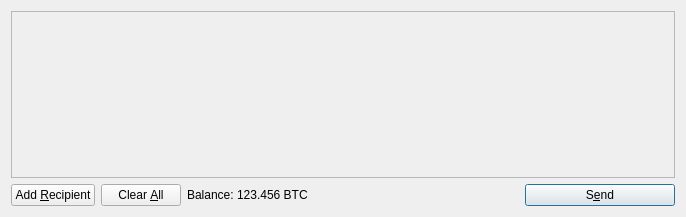
Above: src/qt/forms/sendcoinsdialog.ui from cryptogenicbonds/CryptoBullion-CBX before the change. Below: the same form after it.
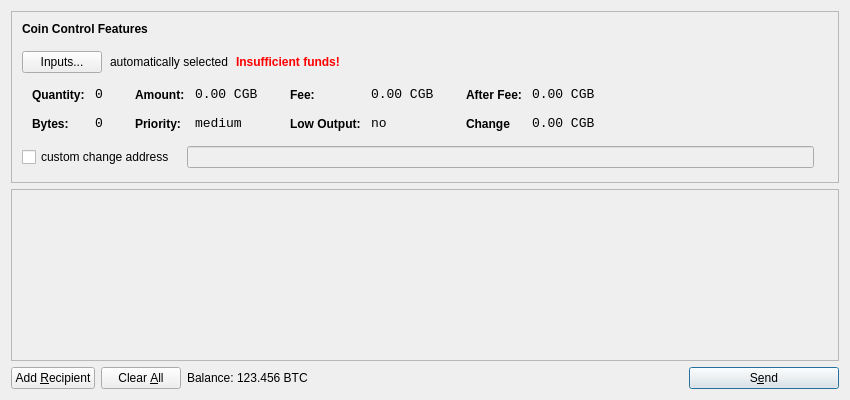
That is the form after the change. Icons and pictures are not drawn.

Commit message: Add coin control support.

```diff
--- a/src/qt/forms/sendcoinsdialog.ui
+++ b/src/qt/forms/sendcoinsdialog.ui
@@ -6,14 +6,612 @@
    <rect>
     <x>0</x>
     <y>0</y>
-    <width>686</width>
-    <height>217</height>
+    <width>850</width>
+    <height>400</height>
    </rect>
   </property>
   <property name="windowTitle">
    <string>Send Coins</string>
   </property>
   <layout class="QVBoxLayout" name="verticalLayout">
+   <item>
+    <widget class="QFrame" name="frameCoinControl">
+     <property name="sizePolicy">
+      <sizepolicy hsizetype="Expanding" vsizetype="Expanding">
+       <horstretch>0</horstretch>
+       <verstretch>0</verstretch>
+      </sizepolicy>
+     </property>
+     <property name="maximumSize">
+      <size>
+       <width>16777215</width>
+       <height>16777215</height>
+      </size>
+     </property>
+     <property name="frameShape">
+      <enum>QFrame::StyledPanel</enum>
+     </property>
+     <property name="frameShadow">
+      <enum>QFrame::Sunken</enum>
+     </property>
+     <layout class="QVBoxLayout" name="verticalLayoutCoinControl2">
+      <property name="spacing">
+       <number>6</number>
+      </property>
+      <property name="leftMargin">
+       <number>0</number>
+      </property>
+      <property name="topMargin">
+       <number>0</number>
+      </property>
+      <property name="rightMargin">
+       <number>0</number>
+      </property>
+      <property name="bottomMargin">
+       <number>6</number>
+      </property>
+      <item>
+       <layout class="QVBoxLayout" name="verticalLayoutCoinControl" stretch="0,0,0,0,1">
+        <property name="spacing">
+         <number>0</number>
+        </property>
+        <property name="leftMargin">
+         <number>10</number>
+        </property>
+        <property name="topMargin">
+         <number>10</number>
+        </property>
+        <item>
+         <layout class="QHBoxLayout" name="horizontalLayoutCoinControl1">
+          <property name="bottomMargin">
+           <number>15</number>
+          </property>
+          <item>
+           <widget class="QLabel" name="labelCoinControlFeatures">
+            <property name="sizePolicy">
+             <sizepolicy hsizetype="Preferred" vsizetype="Maximum">
+              <horstretch>0</horstretch>
+              <verstretch>0</verstretch>
+             </sizepolicy>
+            </property>
+            <property name="font">
+             <font>
+              <weight>75</weight>
+              <bold>true</bold>
+             </font>
+            </property>
+            <property name="styleSheet">
+             <string notr="true">font-weight:bold;</string>
+            </property>
+            <property name="text">
+             <string>Coin Control Features</string>
+            </property>
+           </widget>
+          </item>
+         </layout>
+        </item>
+        <item>
+         <layout class="QHBoxLayout" name="horizontalLayoutCoinControl2" stretch="0,0,0,0">
+          <property name="spacing">
+           <number>8</number>
+          </property>
+          <property name="bottomMargin">
+           <number>10</number>
+          </property>
+          <item>
+           <widget class="QPushButton" name="pushButtonCoinControl">
+            <property name="styleSheet">
+             <string notr="true"/>
+            </property>
+            <property name="text">
+             <string>Inputs...</string>
+            </property>
+           </widget>
+          </item>
+          <item>
+           <widget class="QLabel" name="labelCoinControlAutomaticallySelected">
+            <property name="text">
+             <string>automatically selected</string>
+            </property>
+            <property name="margin">
+             <number>5</number>
+            </property>
+           </widget>
+          </item>
+          <item>
+           <widget class="QLabel" name="labelCoinControlInsuffFunds">
+            <property name="font">
+             <font>
+              <weight>75</weight>
+              <bold>true</bold>
+             </font>
+            </property>
+            <property name="styleSheet">
+             <string notr="true">color:red;font-weight:bold;</string>
+            </property>
+            <property name="text">
+             <string>Insufficient funds!</string>
+            </property>
+            <property name="margin">
+             <number>5</number>
+            </property>
+           </widget>
+          </item>
+          <item>
+           <spacer name="horizontalSpacerCoinControl">
+            <property name="orientation">
+             <enum>Qt::Horizontal</enum>
+            </property>
+            <property name="sizeHint" stdset="0">
+             <size>
+              <width>40</width>
+              <height>1</height>
+             </size>
+            </property>
+           </spacer>
+          </item>
+         </layout>
+        </item>
+        <item>
+         <widget class="QWidget" name="widgetCoinControl" native="true">
+          <property name="sizePolicy">
+           <sizepolicy hsizetype="Preferred" vsizetype="Preferred">
+            <horstretch>0</horstretch>
+            <verstretch>0</verstretch>
+           </sizepolicy>
+          </property>
+          <property name="minimumSize">
+           <size>
+            <width>0</width>
+            <height>0</height>
+           </size>
+          </property>
+          <property name="styleSheet">
+           <string notr="true"/>
+          </property>
+          <layout class="QHBoxLayout" name="horizontalLayoutCoinControl5">
+           <property name="margin">
+            <number>0</number>
+           </property>
+           <item>
+            <layout class="QHBoxLayout" name="horizontalLayoutCoinControl3" stretch="0,0,0,1">
+             <property name="spacing">
+              <number>20</number>
+             </property>
+             <property name="topMargin">
+              <number>0</number>
+             </property>
+             <property name="bottomMargin">
+              <number>10</number>
+             </property>
+             <item>
+              <layout class="QFormLayout" name="formLayoutCoinControl1">
+               <property name="horizontalSpacing">
+                <number>10</number>
+               </property>
+               <property name="verticalSpacing">
+                <number>14</number>
+               </property>
+               <property name="leftMargin">
+                <number>10</number>
+               </property>
+               <property name="topMargin">
+                <number>4</number>
+               </property>
+               <property name="rightMargin">
+                <number>6</number>
+               </property>
+               <item row="0" column="0">
+                <widget class="QLabel" name="labelCoinControlQuantityText">
+                 <property name="styleSheet">
+                  <string notr="true">font-weight:bold;</string>
+                 </property>
+                 <property name="text">
+                  <string>Quantity:</string>
+                 </property>
+                 <property name="margin">
+                  <number>0</number>
+                 </property>
+                </widget>
+               </item>
+               <item row="0" column="1">
+                <widget class="QLabel" name="labelCoinControlQuantity">
+                 <property name="font">
+                  <font>
+                   <family>Monospace</family>
+                   <pointsize>10</pointsize>
+                  </font>
+                 </property>
+                 <property name="cursor">
+                  <cursorShape>IBeamCursor</cursorShape>
+                 </property>
+                 <property name="contextMenuPolicy">
+                  <enum>Qt::ActionsContextMenu</enum>
+                 </property>
+                 <property name="text">
+                  <string>0</string>
+                 </property>
+                 <property name="margin">
+                  <number>0</number>
+                 </property>
+                 <property name="textInteractionFlags">
+                  <set>Qt::LinksAccessibleByMouse|Qt::TextSelectableByKeyboard|Qt::TextSelectableByMouse</set>
+                 </property>
+                </widget>
+               </item>
+               <item row="1" column="0">
+                <widget class="QLabel" name="labelCoinControlBytesText">
+                 <property name="styleSheet">
+                  <string notr="true">font-weight:bold;</string>
+                 </property>
+                 <property name="text">
+                  <string>Bytes:</string>
+                 </property>
+                </widget>
+               </item>
+               <item row="1" column="1">
+                <widget class="QLabel" name="labelCoinControlBytes">
+                 <property name="font">
+                  <font>
+                   <family>Monospace</family>
+                   <pointsize>10</pointsize>
+                  </font>
+                 </property>
+                 <property name="cursor">
+                  <cursorShape>IBeamCursor</cursorShape>
+                 </property>
+                 <property name="contextMenuPolicy">
+                  <enum>Qt::ActionsContextMenu</enum>
+                 </property>
+                 <property name="text">
+                  <string>0</string>
+                 </property>
+                 <property name="textInteractionFlags">
+                  <set>Qt::LinksAccessibleByMouse|Qt::TextSelectableByKeyboard|Qt::TextSelectableByMouse</set>
+                 </property>
+                </widget>
+               </item>
+              </layout>
+             </item>
+             <item>
+              <layout class="QFormLayout" name="formLayoutCoinControl2">
+               <property name="horizontalSpacing">
+                <number>10</number>
+               </property>
+               <property name="verticalSpacing">
+                <number>14</number>
+               </property>
+               <property name="leftMargin">
+                <number>6</number>
+               </property>
+               <property name="topMargin">
+                <number>4</number>
+               </property>
+               <property name="rightMargin">
+                <number>6</number>
+               </property>
+               <item row="0" column="0">
+                <widget class="QLabel" name="labelCoinControlAmountText">
+                 <property name="styleSheet">
+                  <string notr="true">font-weight:bold;</string>
+                 </property>
+                 <property name="text">
+                  <string>Amount:</string>
+                 </property>
+                 <property name="margin">
+                  <number>0</number>
+                 </property>
+                </widget>
+               </item>
+               <item row="0" column="1">
+                <widget class="QLabel" name="labelCoinControlAmount">
+                 <property name="font">
+                  <font>
+                   <family>Monospace</family>
+                   <pointsize>10</pointsize>
+                  </font>
+                 </property>
+                 <property name="cursor">
+                  <cursorShape>IBeamCursor</cursorShape>
+                 </property>
+                 <property name="contextMenuPolicy">
+                  <enum>Qt::ActionsContextMenu</enum>
+                 </property>
+                 <property name="text">
+                  <string>0.00 CGB</string>
+                 </property>
+                 <property name="textInteractionFlags">
+                  <set>Qt::LinksAccessibleByMouse|Qt::TextSelectableByKeyboard|Qt::TextSelectableByMouse</set>
+                 </property>
+                </widget>
+               </item>
+               <item row="1" column="0">
+                <widget class="QLabel" name="labelCoinControlPriorityText">
+                 <property name="styleSheet">
+                  <string notr="true">font-weight:bold;</string>
+                 </property>
+                 <property name="text">
+                  <string>Priority:</string>
+                 </property>
+                </widget>
+               </item>
+               <item row="1" column="1">
+                <widget class="QLabel" name="labelCoinControlPriority">
+                 <property name="font">
+                  <font>
+                   <family>Monospace</family>
+                   <pointsize>10</pointsize>
+                  </font>
+                 </property>
+                 <property name="cursor">
+                  <cursorShape>IBeamCursor</cursorShape>
+                 </property>
+                 <property name="contextMenuPolicy">
+                  <enum>Qt::ActionsContextMenu</enum>
+                 </property>
+                 <property name="text">
+                  <string>medium</string>
+                 </property>
+                 <property name="textInteractionFlags">
+                  <set>Qt::LinksAccessibleByMouse|Qt::TextSelectableByKeyboard|Qt::TextSelectableByMouse</set>
+                 </property>
+                </widget>
+               </item>
+              </layout>
+             </item>
+             <item>
+              <layout class="QFormLayout" name="formLayoutCoinControl3">
+               <property name="horizontalSpacing">
+                <number>10</number>
+               </property>
+               <property name="verticalSpacing">
+                <number>14</number>
+               </property>
+               <property name="leftMargin">
+                <number>6</number>
+               </property>
+               <property name="topMargin">
+                <number>4</number>
+               </property>
+               <property name="rightMargin">
+                <number>6</number>
+               </property>
+               <item row="0" column="0">
+                <widget class="QLabel" name="labelCoinControlFeeText">
+                 <property name="styleSheet">
+                  <string notr="true">font-weight:bold;</string>
+                 </property>
+                 <property name="text">
+                  <string>Fee:</string>
+                 </property>
+                 <property name="margin">
+                  <number>0</number>
+                 </property>
+                </widget>
+               </item>
+               <item row="0" column="1">
+                <widget class="QLabel" name="labelCoinControlFee">
+                 <property name="font">
+                  <font>
+                   <family>Monospace</family>
+                   <pointsize>10</pointsize>
+                  </font>
+                 </property>
+                 <property name="cursor">
+                  <cursorShape>IBeamCursor</cursorShape>
+                 </property>
+                 <property name="contextMenuPolicy">
+                  <enum>Qt::ActionsContextMenu</enum>
+                 </property>
+                 <property name="text">
+                  <string>0.00 CGB</string>
+                 </property>
+                 <property name="textInteractionFlags">
+                  <set>Qt::LinksAccessibleByMouse|Qt::TextSelectableByKeyboard|Qt::TextSelectableByMouse</set>
+                 </property>
+                </widget>
+               </item>
+               <item row="1" column="0">
+                <widget class="QLabel" name="labelCoinControlLowOutputText">
+                 <property name="styleSheet">
+                  <string notr="true">font-weight:bold;</string>
+                 </property>
+                 <property name="text">
+                  <string>Low Output:</string>
+                 </property>
+                </widget>
+               </item>
+               <item row="1" column="1">
+                <widget class="QLabel" name="labelCoinControlLowOutput">
+                 <property name="font">
+                  <font>
+                   <family>Monospace</family>
+                   <pointsize>10</pointsize>
+                  </font>
+                 </property>
+                 <property name="cursor">
+                  <cursorShape>IBeamCursor</cursorShape>
+                 </property>
+                 <property name="contextMenuPolicy">
+                  <enum>Qt::ActionsContextMenu</enum>
+                 </property>
+                 <property name="text">
+                  <string>no</string>
+                 </property>
+                 <property name="textInteractionFlags">
+                  <set>Qt::LinksAccessibleByMouse|Qt::TextSelectableByKeyboard|Qt::TextSelectableByMouse</set>
+                 </property>
+                </widget>
+               </item>
+              </layout>
+             </item>
+             <item>
+              <layout class="QFormLayout" name="formLayoutCoinControl4">
+               <property name="horizontalSpacing">
+                <number>10</number>
+               </property>
+               <property name="verticalSpacing">
+                <number>14</number>
+               </property>
+               <property name="leftMargin">
+                <number>6</number>
+               </property>
+               <property name="topMargin">
+                <number>4</number>
+               </property>
+               <property name="rightMargin">
+                <number>6</number>
+               </property>
+               <item row="0" column="0">
+                <widget class="QLabel" name="labelCoinControlAfterFeeText">
+                 <property name="styleSheet">
+                  <string notr="true">font-weight:bold;</string>
+                 </property>
+                 <property name="text">
+                  <string>After Fee:</string>
+                 </property>
+                 <property name="margin">
+                  <number>0</number>
+                 </property>
+                </widget>
+               </item>
+               <item row="0" column="1">
+                <widget class="QLabel" name="labelCoinControlAfterFee">
+                 <property name="font">
+                  <font>
+                   <family>Monospace</family>
+                   <pointsize>10</pointsize>
+                  </font>
+                 </property>
+                 <property name="cursor">
+                  <cursorShape>IBeamCursor</cursorShape>
+                 </property>
+                 <property name="contextMenuPolicy">
+                  <enum>Qt::ActionsContextMenu</enum>
+                 </property>
+                 <property name="text">
+                  <string>0.00 CGB</string>
+                 </property>
+                 <property name="textInteractionFlags">
+                  <set>Qt::LinksAccessibleByMouse|Qt::TextSelectableByKeyboard|Qt::TextSelectableByMouse</set>
+                 </property>
+                </widget>
+               </item>
+               <item row="1" column="0">
+                <widget class="QLabel" name="labelCoinControlChangeText">
+                 <property name="styleSheet">
+                  <string notr="true">font-weight:bold;</string>
+                 </property>
+                 <property name="text">
+                  <string>Change</string>
+                 </property>
+                </widget>
+               </item>
+               <item row="1" column="1">
+                <widget class="QLabel" name="labelCoinControlChange">
+                 <property name="font">
+                  <font>
+                   <family>Monospace</family>
+                   <pointsize>10</pointsize>
+                  </font>
+                 </property>
+                 <property name="cursor">
+                  <cursorShape>IBeamCursor</cursorShape>
+                 </property>
+                 <property name="contextMenuPolicy">
+                  <enum>Qt::ActionsContextMenu</enum>
+                 </property>
+                 <property name="text">
+                  <string>0.00 CGB</string>
+                 </property>
+                 <property name="textInteractionFlags">
+                  <set>Qt::LinksAccessibleByMouse|Qt::TextSelectableByKeyboard|Qt::TextSelectableByMouse</set>
+                 </property>
+                </widget>
+               </item>
+              </layout>
+             </item>
+            </layout>
+           </item>
+          </layout>
+         </widget>
+        </item>
+        <item>
+         <layout class="QHBoxLayout" name="horizontalLayoutCoinControl4" stretch="0,0,0">
+          <property name="spacing">
+           <number>12</number>
+          </property>
+          <property name="sizeConstraint">
+           <enum>QLayout::SetDefaultConstraint</enum>
+          </property>
+          <property name="topMargin">
+           <number>5</number>
+          </property>
+          <property name="rightMargin">
+           <number>5</number>
+          </property>
+          <item>
+           <widget class="QCheckBox" name="checkBoxCoinControlChange">
+            <property name="text">
+             <string>custom change address</string>
+            </property>
+           </widget>
+          </item>
+          <item>
+           <widget class="QLineEdit" name="lineEditCoinControlChange">
+            <property name="enabled">
+             <bool>false</bool>
+            </property>
+            <property name="sizePolicy">
+             <sizepolicy hsizetype="Expanding" vsizetype="Fixed">
+              <horstretch>0</horstretch>
+              <verstretch>0</verstretch>
+             </sizepolicy>
+            </property>
+           </widget>
+          </item>
+          <item>
+           <widget class="QLabel" name="labelCoinControlChangeLabel">
+            <property name="sizePolicy">
+             <sizepolicy hsizetype="Preferred" vsizetype="Expanding">
+              <horstretch>0</horstretch>
+              <verstretch>0</verstretch>
+             </sizepolicy>
+            </property>
+            <property name="minimumSize">
+             <size>
+              <width>0</width>
+              <height>0</height>
+             </size>
+            </property>
+            <property name="text">
+             <string/>
+            </property>
+            <property name="margin">
+             <number>3</number>
+            </property>
+           </widget>
+          </item>
+         </layout>
+        </item>
+        <item>
+         <spacer name="verticalSpacerCoinControl">
+          <property name="orientation">
+           <enum>Qt::Vertical</enum>
+          </property>
+          <property name="sizeHint" stdset="0">
+           <size>
+            <width>800</width>
+            <height>1</height>
+           </size>
+          </property>
+         </spacer>
+        </item>
+       </layout>
+      </item>
+     </layout>
+    </widget>
+   </item>
    <item>
     <widget class="QScrollArea" name="scrollArea">
      <property name="widgetResizable">
@@ -24,8 +622,8 @@
        <rect>
         <x>0</x>
         <y>0</y>
-        <width>666</width>
-        <height>165</height>
+        <width>830</width>
+        <height>146</height>
        </rect>
       </property>
       <layout class="QVBoxLayout" name="verticalLayout_2">
```
The commit also changes 22 other files.
